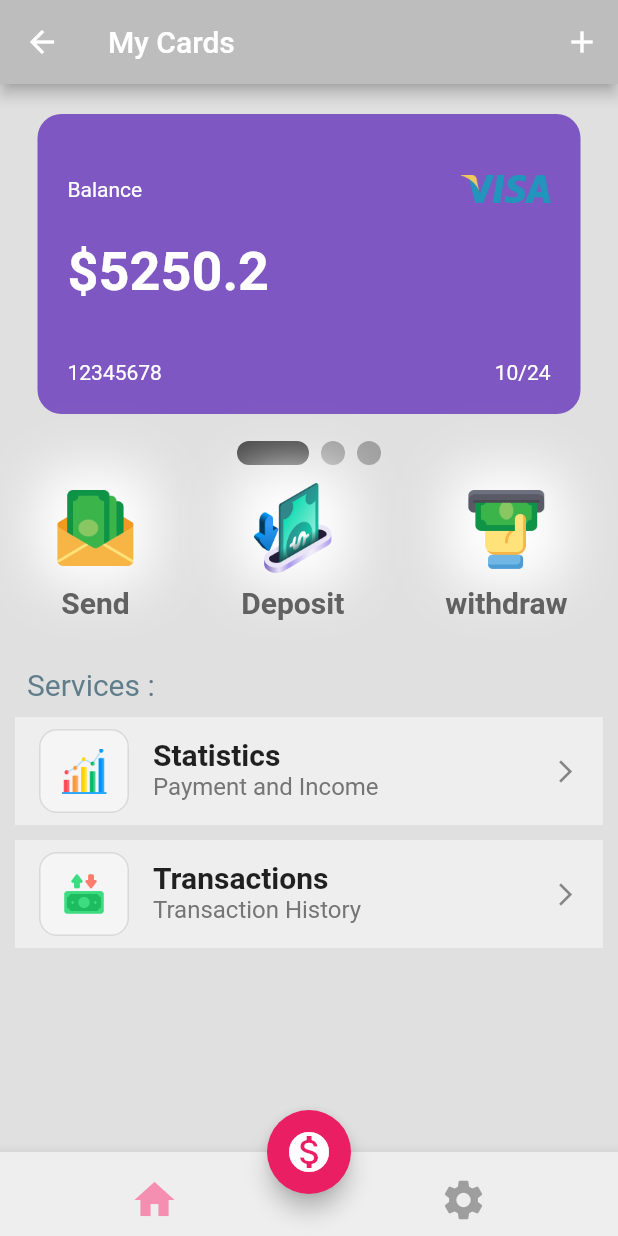
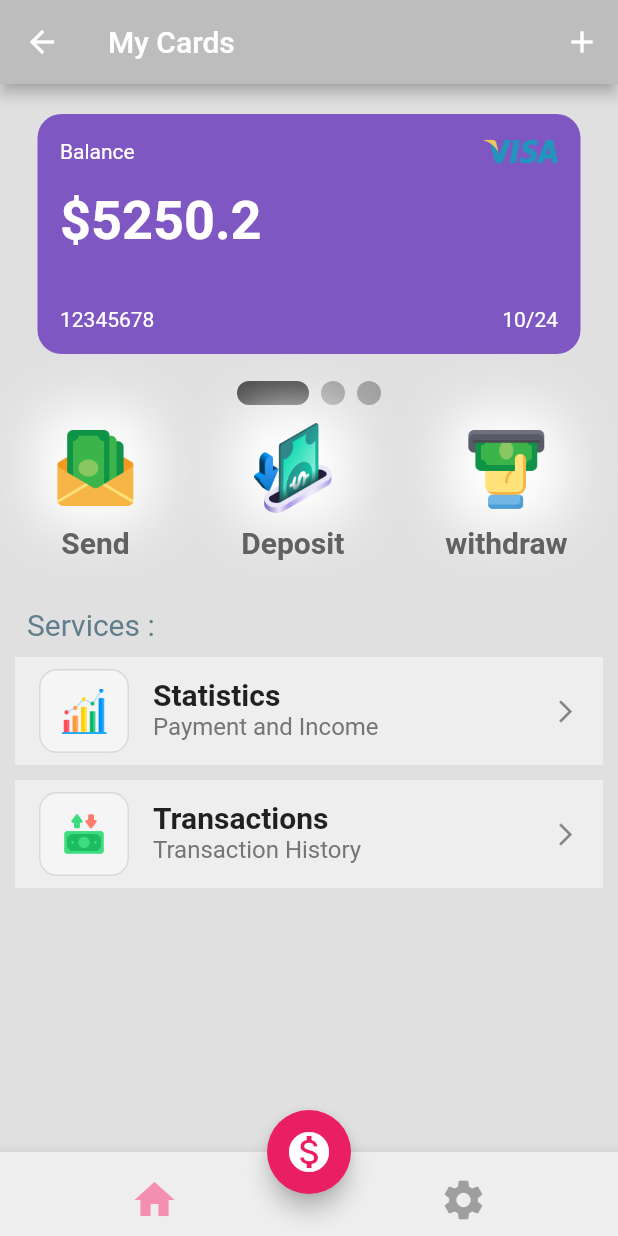
Before and after one commit to Toffee23/Bank, a Flutter app: the screen it shows after launch, after a tap on "Sign In", on a phone screen of 412 x 824 dp. Run offline on Flutter 3.47's test engine with Material 2 defaults, Android fonts, the phone set to English and light mode, and no system bars; drawn by our look-alikes of smooth_page_indicator; our stand-ins replace google_fonts.

Commit message:
Completed update on transaction page

```diff
--- a/lib/pages/home_page.dart
+++ b/lib/pages/home_page.dart
@@ -77,7 +77,7 @@ class _HomePageState extends State<HomePage> {
         child: Column(
           children: [
             SizedBox(
-              height: 200,
+              height: 160,
               child: PageView(
                 scrollDirection: Axis.horizontal,
                 controller: _controller,
@@ -88,21 +88,21 @@ class _HomePageState extends State<HomePage> {
                     cardNumber: 12345678,
                     expiryMonth: 10,
                     expiryYear: 24,
-                    color: Colors.deepPurple[400],
+                    color: Colors.deepPurple.shade400,
                   ),
                   MyCard(
                     balance: 67839.9,
                     cardNumber: 12345678,
                     expiryMonth: 02,
                     expiryYear: 20,
-                    color: Colors.orange[400],
+                    color: Colors.orange.shade400,
                   ),
                   MyCard(
                     balance: 093920.38,
                     cardNumber: 12345678,
                     expiryMonth: 08,
                     expiryYear: 12,
-                    color: Colors.blue[400],
+                    color: Colors.blue.shade400,
                   ),
                 ],
               ),
@@ -180,7 +180,7 @@ class _HomePageState extends State<HomePage> {
                 context,
                 MaterialPageRoute(
                   builder: (context) => TransactionPage(
-                    transactions: [],
+                    transactions: transactions.map((e) => Transaction.fromJson(e)).toList(),
                   ),
                 ),
               ),
@@ -191,3 +191,66 @@ class _HomePageState extends State<HomePage> {
     );
   }
 }
+
+final transactions = [
+  {
+    'description': 'Send Money to My Wife',
+    'amount': '\$25.00',
+    'type': 'debit',
+    'date': '21 October 2023, 11:16PM'
+  },
+  {
+    'description': 'Received from Eric R.',
+    'amount': '\$96.00',
+    'type': 'credit',
+    'date': '22 October 2023, 9:16AM'
+  },
+  {
+    'description': 'Pocket allowance',
+    'amount': '\$100.00',
+    'type': 'credit',
+    'date': '22 October 2023, 12:45AM'
+  },
+  {
+    'description': 'Send Money to Janet G.',
+    'amount': '\$118.00',
+    'type': 'debit',
+    'date': '22 October 2023, 1:10PM'
+  },
+  {
+    'description': 'Send Money to Bakong A',
+    'amount': '\$1,200.00',
+    'type': 'debit',
+    'date': '23 October 2023, 11:16PM'
+  },
+  {
+    'description': 'Pocket allowance',
+    'amount': '\$100.00',
+    'type': 'credit',
+    'date': '24 October 2023, 10:15AM'
+  },
+  {
+    'description': 'Transfer to own account',
+    'amount': '\$150.00',
+    'type': 'debit',
+    'date': '24 October 2023, 8:28AM'
+  },
+  {
+    'description': 'Payment from POS',
+    'amount': '\$82.99',
+    'type': 'debit',
+    'date': '21 October 2023, 11:16PM'
+  },
+  {
+    'description': 'Payment for Electricity bill',
+    'amount': '\$152.52',
+    'type': 'debit',
+    'date': '21 October 2023, 11:16PM'
+  },
+  {
+    'description': 'October Salary',
+    'amount': '\$152.52',
+    'type': 'credit',
+    'date': '21 October 2023, 11:16PM'
+  },
+];
--- a/lib/pages/login_page.dart
+++ b/lib/pages/login_page.dart
@@ -2,24 +2,24 @@ import 'package:flutter/material.dart';
 import 'package:google_fonts/google_fonts.dart';
 import 'package:portfolio/pages/home_page.dart';
 
-class LoginPage extends StatefulWidget {
+import '../utilities/text_field.dart';
+
+class LoginPage extends StatelessWidget {
   final Function()? onTap;
+
   const LoginPage({Key? key, required this.onTap}) : super(key: key);
 
-  @override
-  State<LoginPage> createState() => _LoginPageState();
-}
-
-class _LoginPageState extends State<LoginPage> {
   @override
   Widget build(BuildContext context) {
     return Scaffold(
       backgroundColor: Colors.grey[300],
-      body: SafeArea(
-        child: Center(
+      body: Center(
         child: SingleChildScrollView(
-            child:
-                Column(mainAxisAlignment: MainAxisAlignment.center, children: [
+          child: Padding(
+            padding: const EdgeInsets.all(25.0),
+            child: Column(
+              mainAxisAlignment: MainAxisAlignment.center,
+              children: [
                 const Icon(
                   Icons.phone_android,
                   size: 100,
@@ -42,75 +42,43 @@ class _LoginPageState extends State<LoginPage> {
               const SizedBox(height: 50),
 
               // email textfield
-              Padding(
-                padding: const EdgeInsets.symmetric(horizontal: 25.0),
-                child: Container(
-                  decoration: BoxDecoration(
-                    color: Colors.grey[200],
-                    border: Border.all(color: Colors.white),
-                    borderRadius: BorderRadius.circular(12),
+
+                const LoginField(
+                  hintText: "Email"
                 ),
-                  child: const Padding(
-                    padding: EdgeInsets.only(left: 20.0),
-                    child: TextField(
-                      decoration: InputDecoration(
-                        border: InputBorder.none,
-                        hintText: "Email",
-                      ),
-                    ),
-                  ),
-                ),
+                const LoginField(
+                  hintText: "Password"
                 ),
 
               const SizedBox(height: 10),
 
-              Padding(
-                padding: const EdgeInsets.symmetric(horizontal: 25.0),
-                child: Container(
-                  decoration: BoxDecoration(
-                    color: Colors.grey[200],
-                    border: Border.all(color: Colors.white),
-                    borderRadius: BorderRadius.circular(12),
-                  ),
-                  child: const Padding(
-                    padding: EdgeInsets.only(left: 20.0),
-                    child: TextField(
-                      obscureText: true,
-                      decoration: InputDecoration(
-                        border: InputBorder.none,
-                        hintText: "Password",
-                      ),
-                    ),
-                  ),
-                ),
-              ),
-
-              const SizedBox(height: 20),
-
               // sign in button
-              Padding(
-                padding: const EdgeInsets.symmetric(horizontal: 25.0),
-                child: Container(
-                  padding: const EdgeInsets.all(20),
-                  decoration: BoxDecoration(
-                    color: Colors.blue,
-                    borderRadius: BorderRadius.circular(12),
-                  ),
-                  child: Center(
-                    child: GestureDetector(
-                      onTap: () => Navigator.push(
+              ElevatedButton(
+                onPressed: () => Navigator.push(
                   context,
                   MaterialPageRoute(
                     builder: (context) => HomePage(),
                   ),
                 ),
-                      child: const Text(
+                style: ButtonStyle(
+                  shape: MaterialStatePropertyAll(
+                    RoundedRectangleBorder(
+                      borderRadius: BorderRadius.circular(10.0)
+                    )
+                  ),
+                  minimumSize: const MaterialStatePropertyAll(
+                    Size(double.infinity, 42)
+                  )
+                ),
+                child: const SizedBox(
+                  width: double.infinity,
+                  child: Center(
+                    child: Text(
                       'Sign In',
                       style: TextStyle(
                         color: Colors.white,
                         fontWeight: FontWeight.bold,
                         fontSize: 18,
-                        ),
                       ),
                     ),
                   ),
@@ -127,8 +95,9 @@ class _LoginPageState extends State<LoginPage> {
                       fontWeight: FontWeight.bold,
                     ),
                   ),
+                  const SizedBox(width: 8),
                   GestureDetector(
-                    onTap: widget.onTap,
+                    onTap: onTap,
                     child: const Text(
                       'Register Now',
                       style: TextStyle(
--- a/lib/pages/transaction_page.dart
+++ b/lib/pages/transaction_page.dart
@@ -18,7 +18,7 @@ class TransactionPage extends StatelessWidget {
         crossAxisAlignment: CrossAxisAlignment.start,
         children: <Widget>[
           Container(
-            height: 100,
+            height: 120,
             width: double.infinity,
             margin: const EdgeInsets.all(15),
             padding: const EdgeInsets.all(15),
@@ -87,27 +87,36 @@ class TransactionPage extends StatelessWidget {
           const Divider(height: 0),
           Expanded(
             child: ListView.separated(
-              itemCount: 17,
+              itemCount: transactions.length,
               separatorBuilder: (_, __) => const Divider(height: 0),
               itemBuilder: (context, index) {
-                // Transaction transaction = transactions[index];
+                Transaction transaction = transactions[index];
                 return ListTile(
-                  leading: CircleAvatar(
+                  leading: const CircleAvatar(
                     child: Icon(Icons.monetization_on),
                   ), //transaction
-                  title: const Text('Transfer From Wema Bank'),
-                  titleTextStyle: TextStyle(
+                  title: Text(
+                    transaction.description,
+                    style: TextStyle(
                       fontSize: 16,
                       fontWeight: FontWeight.bold,
                       color: Colors.blueGrey.shade700
+                  )
                   ),
-                  subtitle: const Text(
-                    '7/11/2023',
-                    style: TextStyle(
+                  subtitle: Text(
+                    transaction.date,
+                    style: const TextStyle(
                       color: Colors.blueGrey
                     ),
                   ),
-                  trailing: Text('\$23,000'), // Transaction amount
+                  trailing: Text(
+                    '${transaction.type == 'credit' ? '+' : '-'}${transaction.amount}',
+                    style: TextStyle(
+                      fontWeight: FontWeight.bold,
+                      color: transaction.type == 'credit' ?
+                        Colors.green : Colors.red
+                    ),
+                  ), // Transaction amount
                   onTap: () {
                     // Handle onTap event (if needed)
                   },
@@ -124,62 +133,22 @@ class TransactionPage extends StatelessWidget {
 class Transaction {
   final String description;
   final String date;
-  final double amount;
+  final String type;
+  final String amount;
 
   Transaction({
     required this.description,
     required this.date,
+    required this.type,
     required this.amount,
   });
+
+  factory Transaction.fromJson(Map<String, dynamic> json) {
+    return Transaction(
+      description: json['description'],
+      date: json['date'],
+      type: json['type'],
+      amount: json['amount'],
+    );
+  }
 }
-
-final transactions = [
-  {
-    'desc': 'Send Money to My Wife',
-    'amount': '\$25.00',
-    'type': 'debit',
-    'date': '21 October 2023, 11:16PM'
-  },
-  {
-    'desc': 'Received from Eric R.',
-    'amount': '\$96.00',
-    'type': 'credit',
-    'date': '21 October 2023, 11:16PM'
-  },
-  {
-    'desc': 'Send Money to Janet G.',
-    'amount': '\$118.00',
-    'type': 'debit',
-    'date': '21 October 2023, 11:16PM'
-  },
-  {
-    'desc': 'Send Money to Bakong A',
-    'amount': '\$1,200.00',
-    'type': 'debit',
-    'date': '21 October 2023, 11:16PM'
-  },
-  {
-    'desc': 'Transfer to own account',
-    'amount': '\$150.00',
-    'type': 'debit',
-    'date': '21 October 2023, 11:16PM'
-  },
-  {
-    'desc': 'Payment from POS',
-    'amount': '\$82.99',
-    'type': 'debit',
-    'date': '21 October 2023, 11:16PM'
-  },
-  {
-    'desc': 'Payment for Electricity bill',
-    'amount': '\$152.52',
-    'type': 'debit',
-    'date': '21 October 2023, 11:16PM'
-  },
-  {
-    'desc': 'October Salary',
-    'amount': '\$152.52',
-    'type': 'credit',
-    'date': '21 October 2023, 11:16PM'
-  },
-];
--- a/lib/utilities/my_card.dart
+++ b/lib/utilities/my_card.dart
@@ -5,7 +5,7 @@ class MyCard extends StatelessWidget {
   final int cardNumber;
   final int expiryMonth;
   final int expiryYear;
-  final color;
+  final Color color;
 
   const MyCard({
     Key? key,
@@ -22,7 +22,7 @@ class MyCard extends StatelessWidget {
       padding: const EdgeInsets.symmetric(horizontal: 25),
       child: Container(
         width: 300,
-        padding: const EdgeInsets.all(20),
+        padding: const EdgeInsets.fromLTRB(15, 0, 15, 15),
         decoration: BoxDecoration(
           color: color,
           borderRadius: BorderRadius.circular(16),
@@ -31,9 +31,6 @@ class MyCard extends StatelessWidget {
           crossAxisAlignment: CrossAxisAlignment.start,
           mainAxisAlignment: MainAxisAlignment.spaceBetween,
           children: [
-            // ignore: prefer_const_constructors
-
-            // ignore: prefer_const_constructors
             Row(
               mainAxisAlignment: MainAxisAlignment.spaceBetween,
               children: [
@@ -45,12 +42,12 @@ class MyCard extends StatelessWidget {
                 ),
                 Image.asset(
                   'icons/visa.png',
-                  height: 60,
+                  height: 50,
                 )
               ],
             ),
             Text(
-              '\$' + balance.toString(),
+              '\$$balance',
               style: const TextStyle(
                 color: Colors.white,
                 fontSize: 36,
@@ -58,7 +55,8 @@ class MyCard extends StatelessWidget {
               ),
             ),
 
-            const SizedBox(height: 30),
+            const Spacer(),
+
             Row(
               mainAxisAlignment: MainAxisAlignment.spaceBetween,
               children: [
@@ -71,7 +69,7 @@ class MyCard extends StatelessWidget {
                 ),
                 // card expiry date
                 Text(
-                  expiryMonth.toString() + '/' + expiryYear.toString(),
+                  '$expiryMonth/$expiryYear',
                   style: const TextStyle(
                     color: Colors.white,
                   ),
--- /dev/null
+++ b/lib/utilities/text_field.dart
@@ -0,0 +1,30 @@
+import 'package:flutter/material.dart';
+
+class LoginField extends StatelessWidget {
+  const LoginField({
+    Key? key,
+    this.hintText,
+  }) : super(key: key);
+  final String? hintText;
+
+  @override
+  Widget build(BuildContext context) {
+    return Container(
+      margin: const EdgeInsets.only(bottom: 10.0),
+      decoration: BoxDecoration(
+        color: Colors.grey[200],
+        border: Border.all(color: Colors.white),
+        borderRadius: BorderRadius.circular(12),
+      ),
+      child: Padding(
+        padding: const EdgeInsets.only(left: 20.0),
+        child: TextField(
+          decoration: InputDecoration(
+            border: InputBorder.none,
+            hintText: hintText,
+          ),
+        ),
+      ),
+    );
+  }
+}
```
Lines whose indentation alone changed are shown as unchanged.
